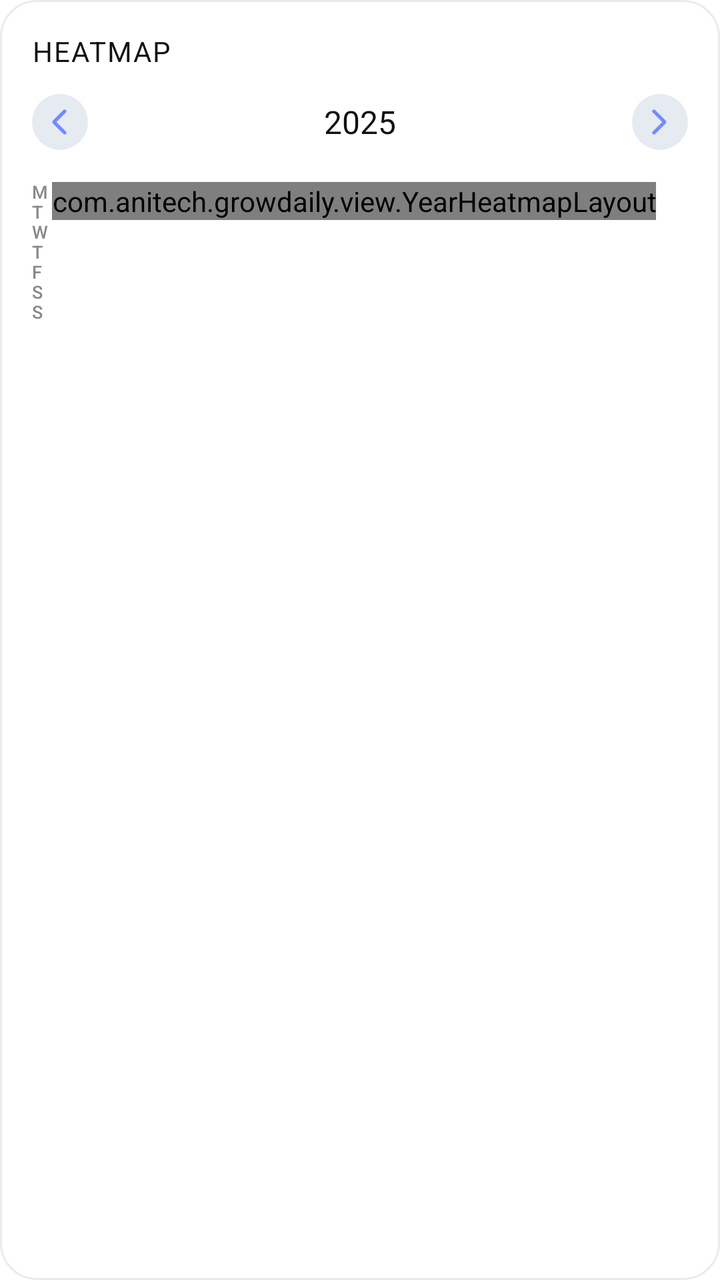
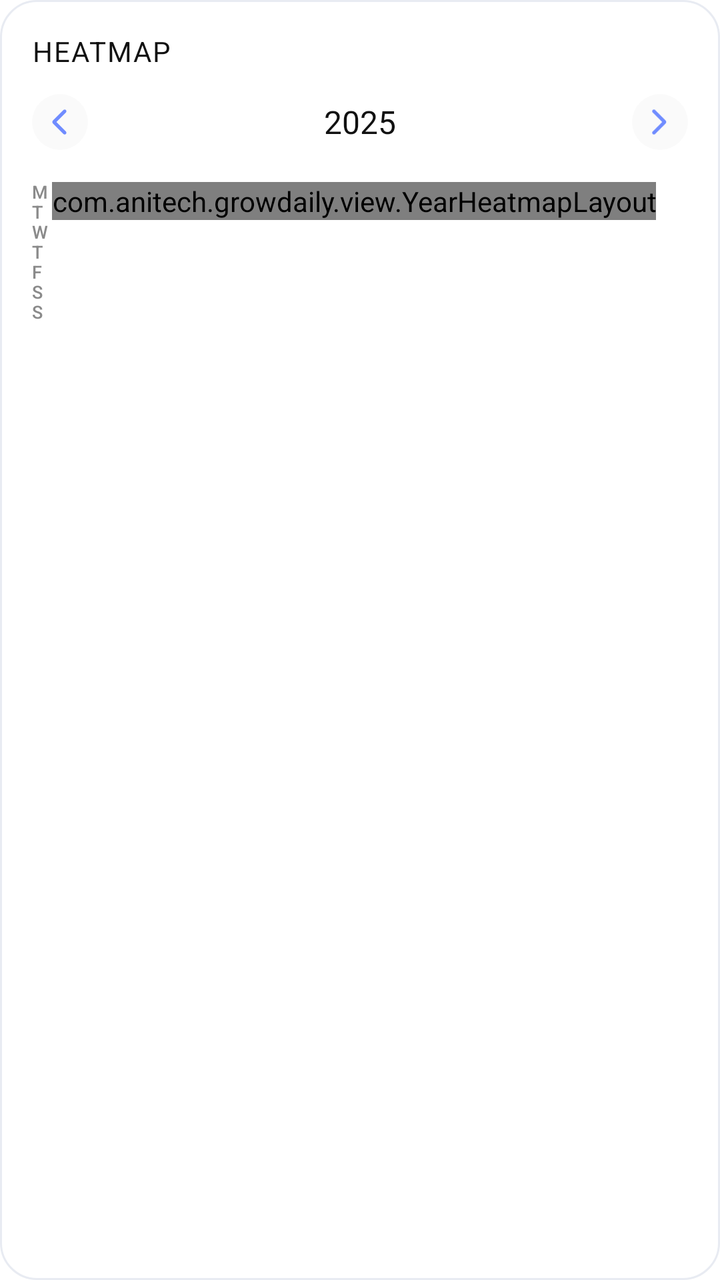

The first picture is an Android layout as it rendered before a commit; the second is the same layout after the commit. The layout source and the unified diff follow.
<!-- AndroidManifest.xml: application theme Theme.GrowDaily -->
<!-- res/layout/layout_heatmap_analysis.xml -->
<LinearLayout xmlns:android="http://schemas.android.com/apk/res/android"
    android:layout_width="match_parent"
    android:layout_height="wrap_content"
    xmlns:app="http://schemas.android.com/apk/res-auto"
    android:orientation="vertical"
    android:background="@drawable/task_fragment_card"
    android:padding="16dp">

    

    <TextView
        style="@style/AnalysisTitle"
        android:text="HEATMAP"
        />
    <LinearLayout
        android:layout_width="match_parent"
        android:layout_height="wrap_content"
        android:gravity="center"
        android:orientation="horizontal"
        android:paddingBottom="8dp">

        <ImageView
            android:id="@+id/btnPrevYear"
            android:layout_width="28dp"
            android:layout_height="28dp"
             android:src="@drawable/ic_left_arrow"
            android:contentDescription="Previous year"
            android:background="@drawable/circle_background"
            android:backgroundTint="@color/task_done_track"
            app:tint="@color/brand_blue"
            />

        <TextView
            android:id="@+id/txtYear"
            android:layout_width="0dp"
            android:layout_height="wrap_content"
            android:paddingHorizontal="16dp"
            android:text="2025"
            android:textSize="16sp"
            android:textStyle="bold"
            android:textAlignment="center"
            android:layout_weight="1"
            android:textFontWeight="@integer/material_motion_duration_medium_1"
            android:textColor="@color/task_text_primary"/>




        <ImageView
            android:id="@+id/btnNextYear"
            android:layout_width="28dp"
            android:layout_height="28dp"
             android:src="@drawable/ic_right_arrow"
            android:background="@drawable/circle_background"
            android:backgroundTint="@color/task_done_track"
            android:contentDescription="Next year"
            app:tint="@color/brand_blue"
            />
    </LinearLayout>

    
    <LinearLayout
        android:layout_width="match_parent"
        android:layout_height="wrap_content"
        android:orientation="horizontal"
       >

        
        <LinearLayout
            android:layout_width="wrap_content"
            android:layout_height="wrap_content"
            android:orientation="vertical"
            android:paddingVertical="8dp">

            <TextView style="@style/WeekLabelText" android:text="M"/>
            <TextView style="@style/WeekLabelText" android:text="T"/>
            <TextView style="@style/WeekLabelText" android:text="W"/>
            <TextView style="@style/WeekLabelText" android:text="T"/>
            <TextView style="@style/WeekLabelText" android:text="F"/>
            <TextView style="@style/WeekLabelText" android:text="S"/>
            <TextView style="@style/WeekLabelText" android:text="S"/>

        </LinearLayout>

        
        <HorizontalScrollView
            android:layout_width="match_parent"
            android:layout_height="wrap_content"
            android:paddingVertical="8dp"
            android:paddingStart="2dp"
            android:paddingEnd="8dp"
            android:scrollbars="none">

            <com.anitech.growdaily.view.YearHeatmapLayout
                android:id="@+id/heatmapLayout"
                android:layout_width="wrap_content"
                android:layout_height="wrap_content" />

        </HorizontalScrollView>

    </LinearLayout>

</LinearLayout>
<!-- resources referenced by this layout -->
<resources>
  <color name="brand_blue">#708CFF</color>
  <color name="task_done_track">#E6EBF2</color>
  <color name="task_text_primary">#111111</color>
  <!-- drawable circle_background (drawable) -->
  <?xml version="1.0" encoding="utf-8"?>
  <shape xmlns:android="http://schemas.android.com/apk/res/android"
      android:shape="oval">
      <solid android:color="@color/brand_blue"/>
  </shape>
  <!-- drawable ic_left_arrow (drawable) -->
  <vector xmlns:android="http://schemas.android.com/apk/res/android" android:width="24dp" android:height="24dp" android:viewportWidth="960" android:viewportHeight="960" android:tint="?attr/colorControlNormal" android:autoMirrored="true">
      <path android:fillColor="@android:color/white" android:pathData="M418.15,480L581.08,642.92Q589.38,651.23 589.58,663.81Q589.77,676.38 581.08,685.08Q572.38,693.77 560,693.77Q547.62,693.77 538.92,685.08L359.15,505.31Q353.54,499.69 351.23,493.46Q348.92,487.23 348.92,480Q348.92,472.77 351.23,466.54Q353.54,460.31 359.15,454.69L538.92,274.92Q547.23,266.62 559.81,266.42Q572.38,266.23 581.08,274.92Q589.77,283.62 589.77,296Q589.77,308.38 581.08,317.08L418.15,480Z"/>
  </vector>
  <!-- drawable task_fragment_card (drawable) -->
  <?xml version="1.0" encoding="utf-8"?>
  <shape xmlns:android="http://schemas.android.com/apk/res/android" android:shape="rectangle">
      <solid android:color="@color/task_card_surface"/>
      <corners android:radius="18dp"/>
      <stroke
          android:width="1dp"
          android:color="@color/task_card_stroke" />
  </shape>
  <style name="AnalysisTitle">
          <item name="android:layout_width">wrap_content</item>
          <item name="android:layout_height">wrap_content</item>
          <item name="android:textStyle">normal</item>
          <item name="android:layout_marginBottom">12dp</item>
          <item name="android:textColor">@color/task_text_primary</item>
          <item name="android:letterSpacing">0.05</item>
      </style>
  <style name="WeekLabelText">
          <item name="android:layout_width">wrap_content</item>
          <item name="android:layout_height">9dp</item>
          <item name="android:gravity">center</item>
          <item name="android:textSize">9sp</item>
          <item name="android:textColor">#8A8A8A</item>
          <item name="android:fontFamily">sans-serif-medium</item>
          <item name="android:includeFontPadding">false</item>
          <item name="android:layout_marginBottom">1dp</item>
      </style>
  <style name="Theme.GrowDaily" parent="Theme.MaterialComponents.DayNight.DarkActionBar">
          
          <item name="colorPrimary">@color/app_bar_surface</item>
          <item name="colorPrimaryVariant">@color/app_bar_surface</item>
          <item name="colorOnPrimary">@color/app_bar_content</item>
  
          
          <item name="colorSecondary">@color/brand_blue</item>
          <item name="colorSecondaryVariant">@color/brand_blue</item>
          <item name="colorOnSecondary">@color/white</item>
  
          
          <item name="android:statusBarColor">@color/app_bar_surface</item>
          <item name="android:windowLightStatusBar">true</item>
          <item name="android:forceDarkAllowed">false</item>
      </style>
  <color name="task_card_surface">#FFFFFF</color>
  <color name="task_card_stroke">#E8EBF2</color>
  <color name="app_bar_surface">#F3F5F9</color>
  <color name="app_bar_content">#111111</color>
  <color name="white">#FFFFFF</color>
  <!-- unchanged entries left out for length: 1 -->
</resources>

<!-- the commit's change to res/layout/layout_heatmap_analysis.xml (unified diff, before → after) -->
@@ -26,7 +26,7 @@
              android:src="@drawable/ic_left_arrow"
             android:contentDescription="Previous year"
             android:background="@drawable/circle_background"
-            android:backgroundTint="@color/task_done_track"
+            android:backgroundTint="@color/analysis_button_bg"
             app:tint="@color/brand_blue"
             />
 
@@ -52,7 +52,7 @@
             android:layout_height="28dp"
              android:src="@drawable/ic_right_arrow"
             android:background="@drawable/circle_background"
-            android:backgroundTint="@color/task_done_track"
+            android:backgroundTint="@color/analysis_button_bg"
             android:contentDescription="Next year"
             app:tint="@color/brand_blue"
             />
<!-- resource entries referenced after the edit -->
@@ -1,7 +1,7 @@
 <!-- resources referenced by this layout -->
 <resources>
+  <color name="analysis_button_bg">#05000000</color>
   <color name="brand_blue">#708CFF</color>
-  <color name="task_done_track">#E6EBF2</color>
   <color name="task_text_primary">#111111</color>
   <!-- drawable circle_background (drawable) -->
   <?xml version="1.0" encoding="utf-8"?>
